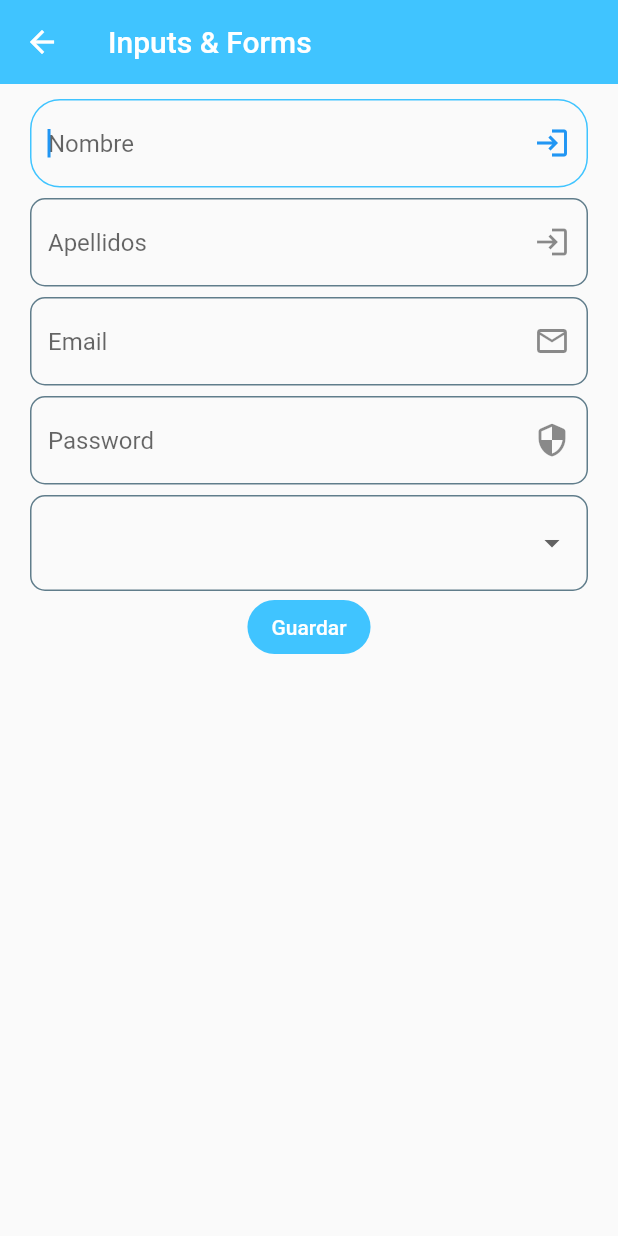
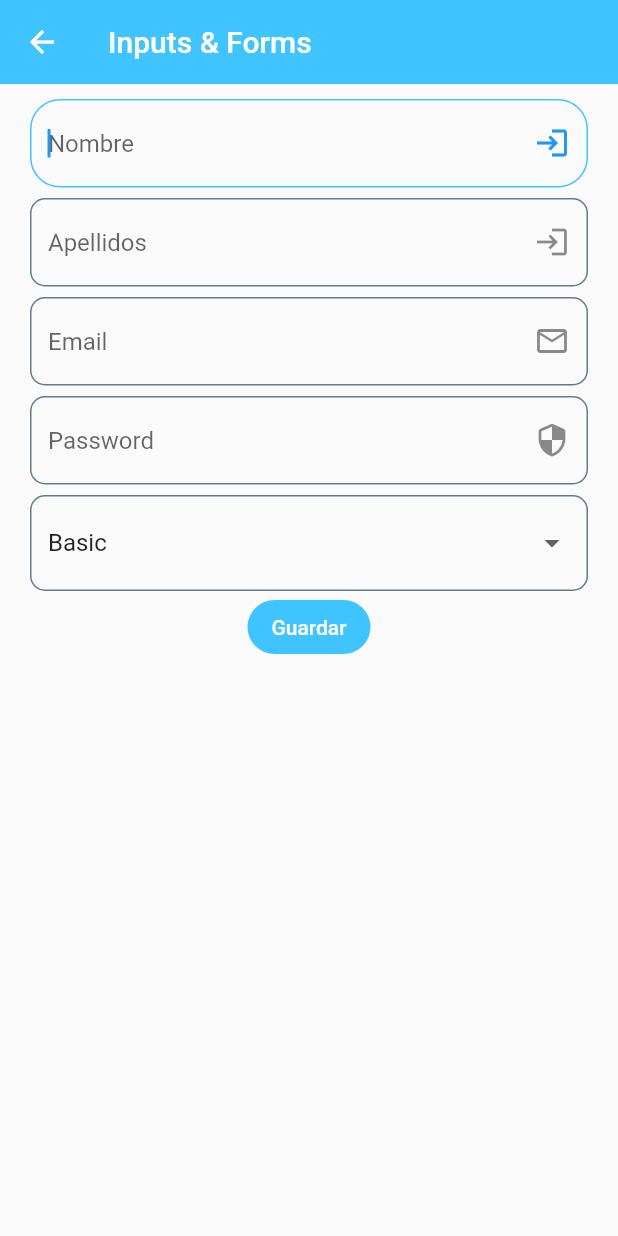
Before and after one commit to diegostreetbob/Flutter-Components, a Flutter app: the InputsScreen screen opened by its route, on a phone screen of 412 x 824 dp. Run offline on Flutter 3.47's test engine with Material 2 defaults, Android fonts, the phone set to English and light mode, and no system bars.

Commit message:
un retoque más

```diff
--- a/lib/screens/inputs_screen.dart
+++ b/lib/screens/inputs_screen.dart
@@ -42,6 +42,7 @@ class  InputsScreen extends StatelessWidget {
                   CustomInputField(hintText: "Password",suffixIcon: Icons.security_rounded,keyboardType: TextInputType.visiblePassword,obscureText: true,formProperty:"password" ,formValues: formValues),
                   const SizedBox(height: 7),
                   DropdownButtonFormField(
+                      value:"Basic",
                       items: const [
                         DropdownMenuItem(
                             value:"Basic",
@@ -58,7 +59,7 @@ class  InputsScreen extends StatelessWidget {
                       ],
                       onChanged: (value){
                         //si value!=null guardamos el role si no asignamos el rol basico
-                        value!=null?formValues["role"]=value.toString():"basic";
+                        value!=null?formValues["role"]=value.toString():"Basic";
                       }/*,
                     decoration:InputDecoration(
                         focusedBorder: OutlineInputBorder(
--- a/lib/widgets/custom_imput_field.dart
+++ b/lib/widgets/custom_imput_field.dart
@@ -13,7 +13,7 @@ class CustomInputField extends StatelessWidget {
   final String formProperty;
   final Map<String,String> formValues;
   //
-  CustomInputField(
+  const CustomInputField(
       {
         Key? key,
         this.hintText,
```
